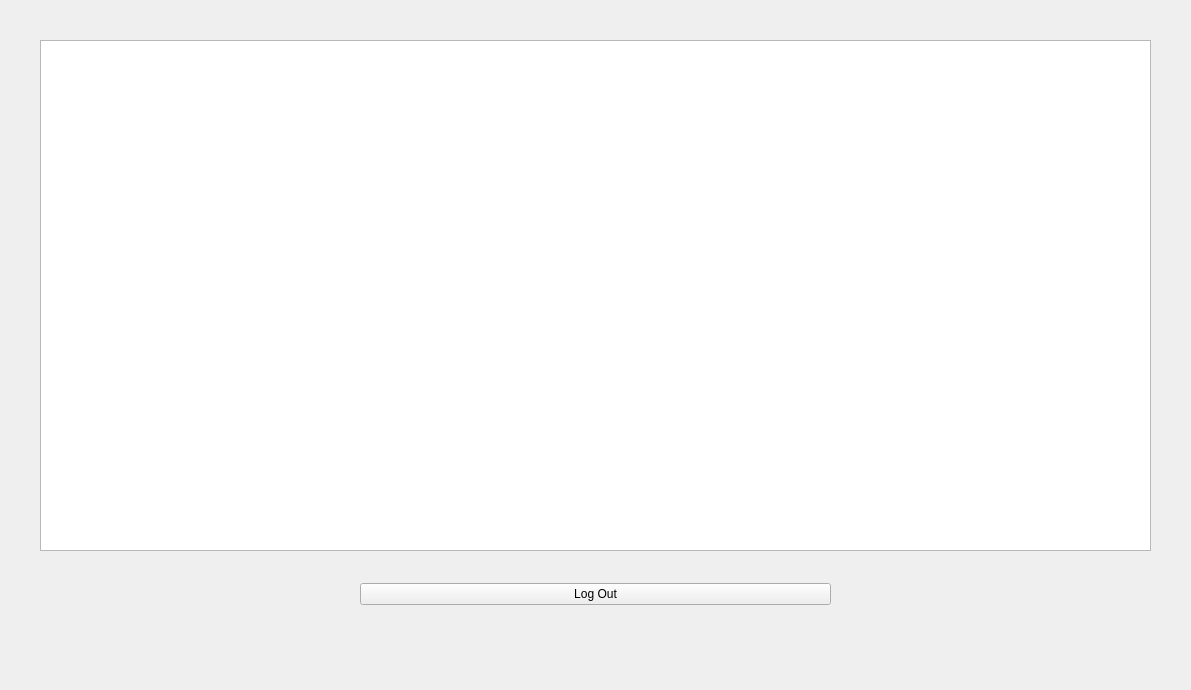
EchipaSMC/Biblioteca, file Biblioteca/UserApp/BorrowedBooksList.ui: the form before one commit.
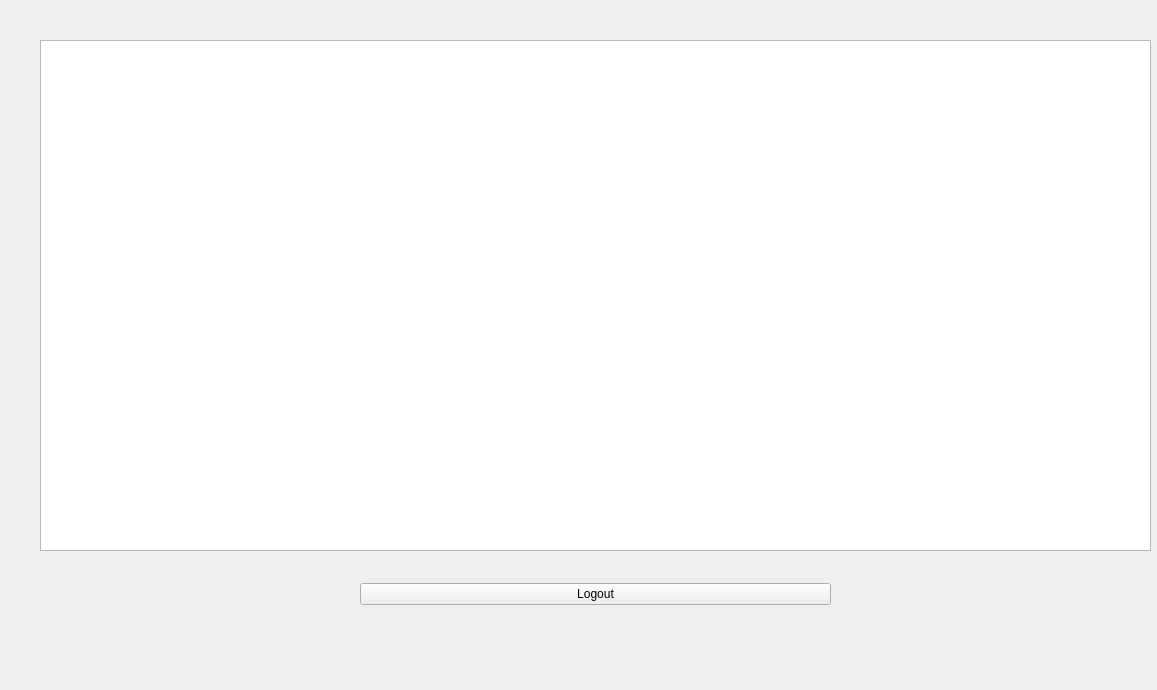
The form after the commit.

Commit message: Logging in your account will now display the book that you have borrowed.

Patch:
```diff
--- a/Biblioteca/UserApp/BorrowedBooksList.ui
+++ b/Biblioteca/UserApp/BorrowedBooksList.ui
@@ -6,7 +6,7 @@
    <rect>
     <x>0</x>
     <y>0</y>
-    <width>1191</width>
+    <width>1157</width>
     <height>690</height>
    </rect>
   </property>
@@ -58,23 +58,8 @@
     </property>
     <item>
      <widget class="QPushButton" name="logOutBtn">
-      <property name="maximumSize">
-       <size>
-        <width>16777215</width>
-        <height>16777215</height>
-       </size>
-      </property>
       <property name="text">
-       <string>Log Out</string>
-      </property>
-      <property name="autoDefault">
-       <bool>false</bool>
-      </property>
-      <property name="default">
-       <bool>false</bool>
-      </property>
-      <property name="flat">
-       <bool>false</bool>
+       <string>Logout</string>
       </property>
      </widget>
     </item>
```
The commit also changes 10 other files.
